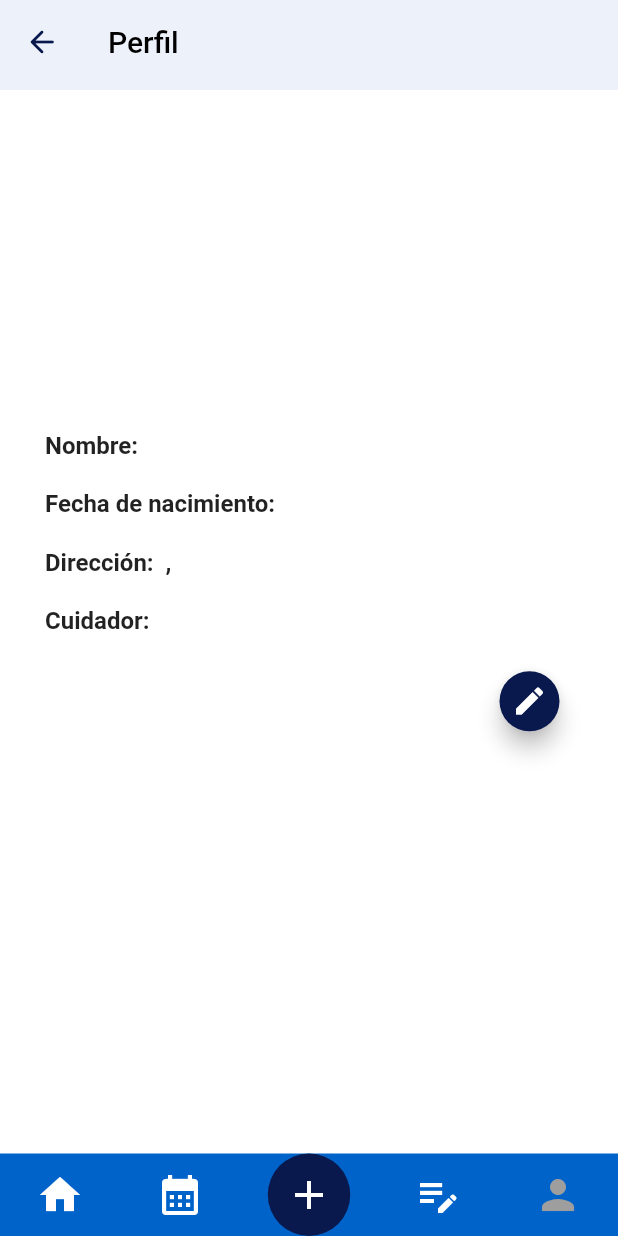
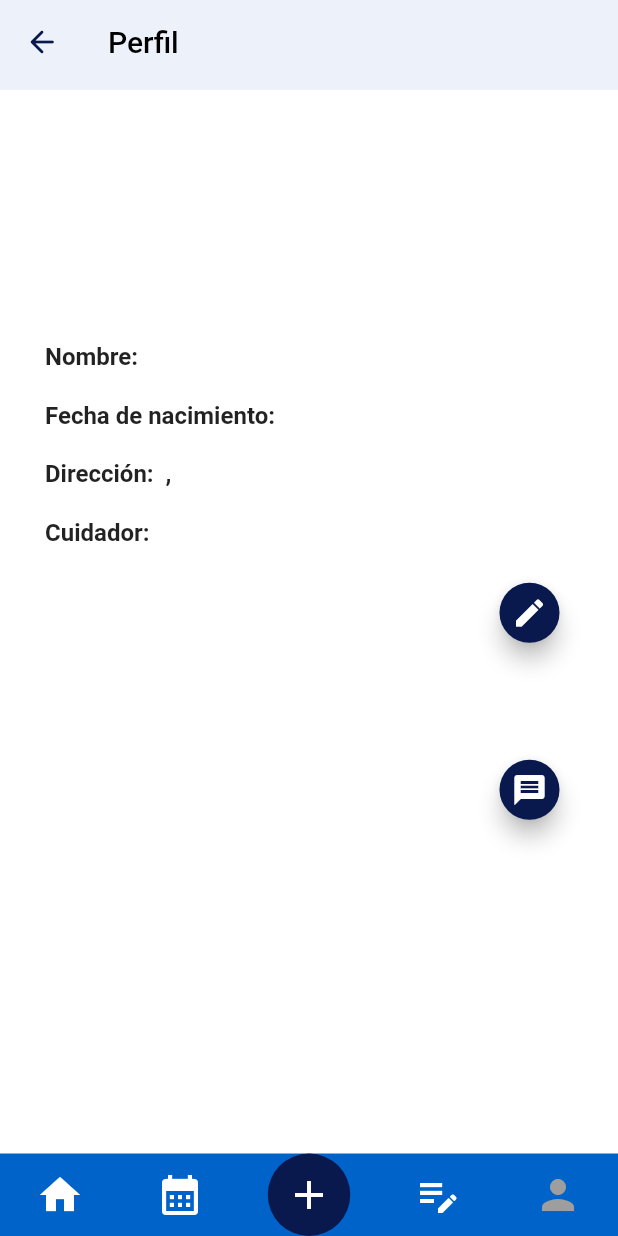
Before and after one commit to MonItzel/App_Medicamentos, a Flutter app: the ProfilePage screen opened directly, on a phone screen of 412 x 824 dp. Run offline on Flutter 3.47's test engine with Material 2 defaults, Android fonts, the phone set to English and light mode, and no system bars; our stand-ins replace dropdown_textfield, flutter_local_notifications, sqflite, syncfusion_flutter_datepicker; accounts and stored records are empty.

Commit message:
Pantalla auxiliar msg y notificaciones

```diff
--- a/lib/pages/calendar/calendar.dart
+++ b/lib/pages/calendar/calendar.dart
@@ -54,7 +54,9 @@ class _CalendarPage extends State <CalendarPage>{
         ),
       ),
 
-      body: Container(
+      body: Padding(
+        padding: const EdgeInsets.all(15.0),
+        child: Container(
             height: calendarPageCards.length * 120 + 350, // Establece la altura del Container a 200 píxeles
             child: ListView(
               children: <Widget>[
@@ -82,6 +84,7 @@ class _CalendarPage extends State <CalendarPage>{
                   + calendarPageCards
               ,
             )
+        ),
       ),
 
       bottomNavigationBar: Container(
--- a/lib/pages/profile/profile_page.dart
+++ b/lib/pages/profile/profile_page.dart
@@ -5,6 +5,7 @@ import 'package:app_medicamentos/pages/calendar/calendar.dart';
 import 'package:app_medicamentos/pages/records/records.dart';
 import 'package:app_medicamentos/pages/layout/bottom_navbar.dart';
 import 'package:sqflite/sqflite.dart';
+import 'package:app_medicamentos/utils/msgcall.dart';
 import 'package:path/path.dart';
 
 class ProfilePage extends StatefulWidget {
@@ -131,6 +132,28 @@ class _ProfilePage extends State<ProfilePage> {
                   ),
                 ),
               ),
+            ),
+            SizedBox(height: 20.0,),
+            Padding(
+              padding: const EdgeInsets.only(right: 5, bottom: 50),
+              child: Align(
+                alignment: Alignment.bottomRight,
+                child: FloatingActionButton.small(
+                  onPressed: () {
+                    Navigator.pushAndRemoveUntil <dynamic>(
+                      context,
+                      MaterialPageRoute <dynamic>(
+                          builder: (BuildContext context) => const Message()
+                      ),
+                          (route) => false,
+                    );
+                  },
+                  backgroundColor: Color(0xFF09184D),
+                  child: Icon(
+                      Icons.message
+                  ),
+                ),
+              ),
             )
           ],
         ),
```
Also changed, not shown: lib/utils/msgcall.dart (+5 -3 lines). Lines whose indentation alone changed are shown as unchanged.
